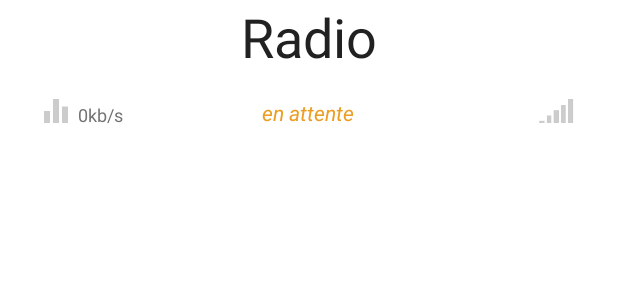
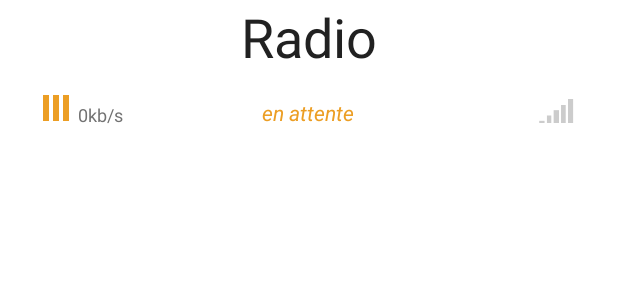
Before and after one commit to Im7an/Radio2, an Android app: the layout content_main.xml on its own in the app's theme, with its tools: preview values and no code run, on a phone screen of 412 x 824 dp. Shown: the top 285 px of the screen. Run offline under Robolectric (Android 15) with nearby library versions, the phone set to English and light mode, and no system bars.

```diff
--- a/app/build.gradle
+++ b/app/build.gradle
@@ -8,8 +8,8 @@ android {
         applicationId "org.oucho.radio2"
         minSdkVersion 21
         targetSdkVersion 23
-        versionCode 1
-        versionName "2.0"
+        versionCode 2
+        versionName "2.1"
     }
     buildTypes {
         release {
--- a/app/src/main/java/org/oucho/radio2/State.java
+++ b/app/src/main/java/org/oucho/radio2/State.java
@@ -37,7 +37,8 @@ public class State {
    public static final String STATE_DISCONNECTED = "Déconnecté";
 
 
-   private static String current_state = STATE_STOP;
+
+    private static String current_state = STATE_STOP;
 
    private static boolean current_isNetworkUrl = false;
 
--- /dev/null
+++ b/app/src/main/java/org/oucho/radio2/utils/EqualizerView.java
@@ -0,0 +1,174 @@
+package org.oucho.radio2.utils;
+
+import android.animation.AnimatorSet;
+import android.animation.ObjectAnimator;
+import android.animation.ValueAnimator;
+import android.content.Context;
+import android.content.res.TypedArray;
+import android.graphics.Color;
+import android.os.Build;
+import android.util.AttributeSet;
+import android.view.LayoutInflater;
+import android.view.View;
+import android.view.ViewTreeObserver;
+import android.view.animation.LinearInterpolator;
+import android.widget.LinearLayout;
+
+import org.oucho.radio2.R;
+
+
+public class EqualizerView extends LinearLayout {
+
+    View musicBar1;
+    View musicBar2;
+    View musicBar3;
+
+    AnimatorSet playingSet;
+    AnimatorSet stopSet;
+    Boolean animating = false;
+
+    int foregroundColor;
+    int duration;
+
+
+    public EqualizerView(Context context) {
+        super(context);
+        initViews();
+    }
+
+    public EqualizerView(Context context, AttributeSet attrs) {
+        super(context, attrs);
+        setAttrs(context, attrs);
+        initViews();
+    }
+
+    public EqualizerView(Context context, AttributeSet attrs, int defStyle) {
+        super(context, attrs, defStyle);
+        setAttrs(context, attrs);
+        initViews();
+    }
+
+    private void setAttrs(Context context, AttributeSet attrs) {
+        TypedArray a = context.getTheme().obtainStyledAttributes(
+                attrs,
+                R.styleable.EqualizerView,
+                0, 0);
+
+        try {
+            foregroundColor = a.getInt(R.styleable.EqualizerView_foregroundColor, Color.BLACK);
+            duration = a.getInt(R.styleable.EqualizerView_animDuration, 3000);
+
+        } finally {
+            a.recycle();
+        }
+    }
+
+    private void initViews() {
+        LayoutInflater.from(getContext()).inflate(R.layout.view_equalizer, this, true);
+        musicBar1 = findViewById(R.id.music_bar1);
+        musicBar2 = findViewById(R.id.music_bar2);
+        musicBar3 = findViewById(R.id.music_bar3);
+        musicBar1.setBackgroundColor(foregroundColor);
+        musicBar2.setBackgroundColor(foregroundColor);
+        musicBar3.setBackgroundColor(foregroundColor);
+        setPivots();
+    }
+
+
+    private void setPivots() {
+        musicBar1.getViewTreeObserver().addOnGlobalLayoutListener(new ViewTreeObserver.OnGlobalLayoutListener() {
+            @Override
+            public void onGlobalLayout() {
+                if (musicBar1.getHeight() > 0) {
+                    musicBar1.setPivotY(musicBar1.getHeight());
+                    if (Build.VERSION.SDK_INT >= 16) {
+                        musicBar1.getViewTreeObserver().removeOnGlobalLayoutListener(this);
+                    }
+                }
+
+            }
+        });
+        musicBar2.getViewTreeObserver().addOnGlobalLayoutListener(new ViewTreeObserver.OnGlobalLayoutListener() {
+            @Override
+            public void onGlobalLayout() {
+                if (musicBar2.getHeight() > 0) {
+                    musicBar2.setPivotY(musicBar2.getHeight());
+                    if (Build.VERSION.SDK_INT >= 16) {
+                        musicBar2.getViewTreeObserver().removeOnGlobalLayoutListener(this);
+                    }
+                }
+
+            }
+        });
+        musicBar3.getViewTreeObserver().addOnGlobalLayoutListener(new ViewTreeObserver.OnGlobalLayoutListener() {
+            @Override
+            public void onGlobalLayout() {
+                if (musicBar3.getHeight() > 0) {
+                    musicBar3.setPivotY(musicBar3.getHeight());
+                    if (Build.VERSION.SDK_INT >= 16) {
+                        musicBar3.getViewTreeObserver().removeOnGlobalLayoutListener(this);
+                    }
+                }
+
+            }
+        });
+    }
+
+    public void animateBars() {
+        animating = true;
+        if (playingSet == null) {
+            ObjectAnimator scaleYbar1 = ObjectAnimator.ofFloat(musicBar1, "scaleY", 0.2f, 0.8f, 0.1f, 0.1f, 0.3f, 0.1f, 0.2f, 0.8f, 0.7f, 0.2f, 0.4f, 0.9f, 0.7f, 0.6f, 0.1f, 0.3f, 0.1f, 0.4f, 0.1f, 0.8f, 0.7f, 0.9f, 0.5f, 0.6f, 0.3f, 0.1f);
+            scaleYbar1.setRepeatCount(ValueAnimator.INFINITE);
+            ObjectAnimator scaleYbar2 = ObjectAnimator.ofFloat(musicBar2, "scaleY", 0.2f, 0.5f, 1.0f, 0.5f, 0.3f, 0.1f, 0.2f, 0.3f, 0.5f, 0.1f, 0.6f, 0.5f, 0.3f, 0.7f, 0.8f, 0.9f, 0.3f, 0.1f, 0.5f, 0.3f, 0.6f, 1.0f, 0.6f, 0.7f, 0.4f, 0.1f);
+            scaleYbar2.setRepeatCount(ValueAnimator.INFINITE);
+            ObjectAnimator scaleYbar3 = ObjectAnimator.ofFloat(musicBar3, "scaleY", 0.6f, 0.5f, 1.0f, 0.6f, 0.5f, 1.0f, 0.6f, 0.5f, 1.0f, 0.5f, 0.6f, 0.7f, 0.2f, 0.3f, 0.1f, 0.5f, 0.4f, 0.6f, 0.7f, 0.1f, 0.4f, 0.3f, 0.1f, 0.4f, 0.3f, 0.7f);
+            scaleYbar3.setRepeatCount(ValueAnimator.INFINITE);
+
+            playingSet = new AnimatorSet();
+            playingSet.playTogether(scaleYbar2, scaleYbar3, scaleYbar1);
+            playingSet.setDuration(duration);
+            playingSet.setInterpolator(new LinearInterpolator());
+            playingSet.start();
+
+        } else if (Build.VERSION.SDK_INT < 19) {
+            if (!playingSet.isStarted()) {
+                playingSet.start();
+            }
+        } else {
+            if (playingSet.isPaused()) {
+                playingSet.resume();
+            }
+        }
+
+    }
+
+    public void stopBars() {
+        animating = false;
+        if (playingSet != null && playingSet.isRunning() && playingSet.isStarted()) {
+            if (Build.VERSION.SDK_INT < 19) {
+                playingSet.end();
+            } else {
+                playingSet.pause();
+            }
+        }
+
+        if (stopSet == null) {
+            // Animate stopping bars
+            ObjectAnimator scaleY1 = ObjectAnimator.ofFloat(musicBar1, "scaleY", 0.1f);
+            ObjectAnimator scaleY2 = ObjectAnimator.ofFloat(musicBar2, "scaleY", 0.1f);
+            ObjectAnimator scaleY3 = ObjectAnimator.ofFloat(musicBar3, "scaleY", 0.1f);
+            stopSet = new AnimatorSet();
+            stopSet.playTogether(scaleY3, scaleY2, scaleY1);
+            stopSet.setDuration(200);
+            stopSet.start();
+        } else if (!stopSet.isStarted()) {
+            stopSet.start();
+        }
+    }
+
+    public Boolean isAnimating() {
+        return animating;
+    }
+
+
+}
--- a/app/src/main/res/layout/content_main.xml
+++ b/app/src/main/res/layout/content_main.xml
@@ -2,6 +2,7 @@
 <RelativeLayout xmlns:android="http://schemas.android.com/apk/res/android"
     xmlns:app="http://schemas.android.com/apk/res-auto"
     xmlns:tools="http://schemas.android.com/tools"
+    xmlns:custom="http://schemas.android.com/apk/res-auto"
     android:layout_width="match_parent"
     android:layout_height="match_parent"
     app:layout_behavior="@string/appbar_scrolling_view_behavior"
@@ -38,14 +39,24 @@
         android:layout_marginTop="65dp"
         android:layout_centerHorizontal="true"/>
 
-    <ImageView
+<!--    <ImageView
         android:id="@+id/icon_equalizer"
         android:layout_width="wrap_content"
         android:layout_height="wrap_content"
         android:background="@drawable/ic_equalizer0"
         android:layout_marginTop="62dp"
         android:layout_alignParentLeft="true"
-        android:layout_marginLeft="25dp" />
+        android:layout_marginLeft="25dp" />-->
+
+    <org.oucho.radio2.utils.EqualizerView
+        android:id="@+id/equalizer_view"
+        android:layout_width="20dp"
+        android:layout_height="20dp"
+        android:layout_marginTop="62dp"
+        android:layout_alignParentLeft="true"
+        android:layout_marginLeft="27dp"
+        custom:foregroundColor="@color/colorAccent"
+        custom:animDuration="8000"/>
 
     <TextView
         android:id="@+id/bitrate"
--- /dev/null
+++ b/app/src/main/res/layout/view_equalizer.xml
@@ -0,0 +1,34 @@
+<?xml version="1.0" encoding="utf-8"?>
+<LinearLayout xmlns:android="http://schemas.android.com/apk/res/android"
+    xmlns:tools="http://schemas.android.com/tools"
+    android:orientation="horizontal"
+    android:layout_width="match_parent"
+    android:layout_height="match_parent"
+    tools:background="@android:color/white">
+
+    <View
+        android:id="@+id/music_bar1"
+        android:layout_width="match_parent"
+        android:layout_height="match_parent"
+        android:background="@android:color/black"
+        android:layout_margin="1dp"
+        android:layout_weight="1"/>
+
+    <View
+        android:id="@+id/music_bar2"
+        android:layout_width="match_parent"
+        android:layout_height="match_parent"
+        android:background="@android:color/black"
+        android:layout_margin="1dp"
+        android:layout_weight="1"/>
+
+    <View
+        android:id="@+id/music_bar3"
+        android:layout_width="match_parent"
+        android:layout_height="match_parent"
+        android:background="@android:color/black"
+        android:layout_margin="1dp"
+        android:layout_weight="1"
+        />
+
+</LinearLayout>
--- a/app/src/main/res/values/strings.xml
+++ b/app/src/main/res/values/strings.xml
@@ -29,7 +29,7 @@
 
     <string name="about_message">
         \n
-        Musique 2.0, GPL v3
+        Musique 2.1, GPL v3
         \n\n
         Code source: https://github.com/Old-Geek/Radio2
         \n\n\n
```
Also changed, not shown: app/src/main/java/org/oucho/radio2/MainActivity.java (+31 -13 lines), app/src/main/java/org/oucho/radio2/utils/Notification.java (+12 -1 lines), app/src/main/res/values/attrs.xml (added, +7 -0 lines).
